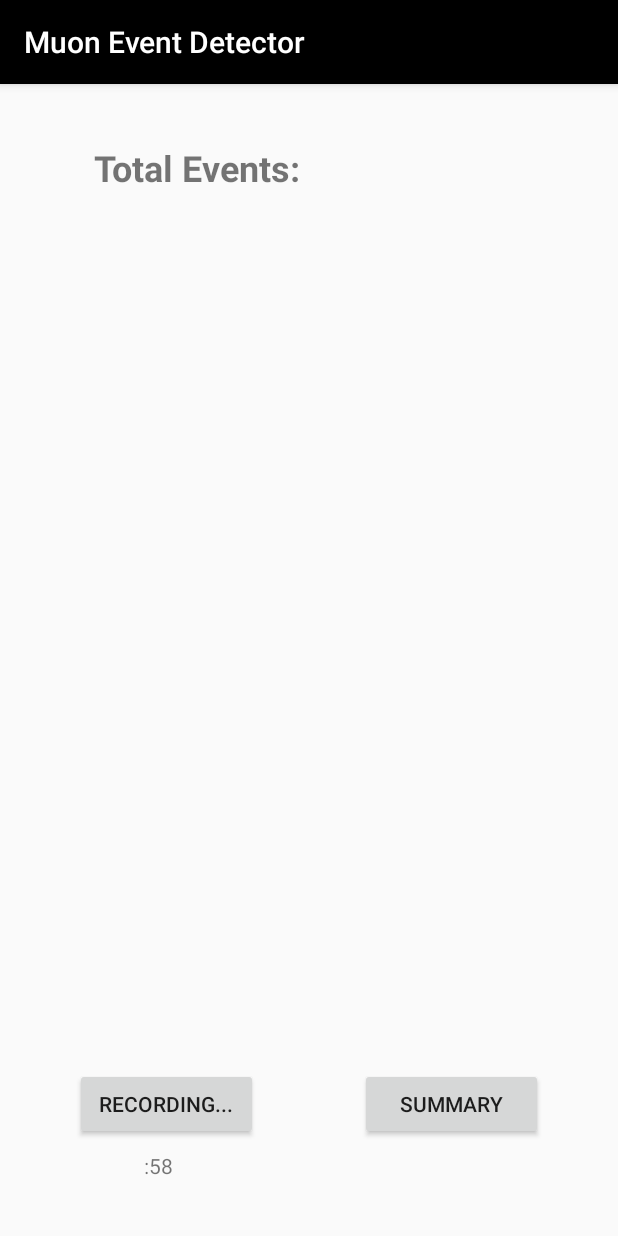
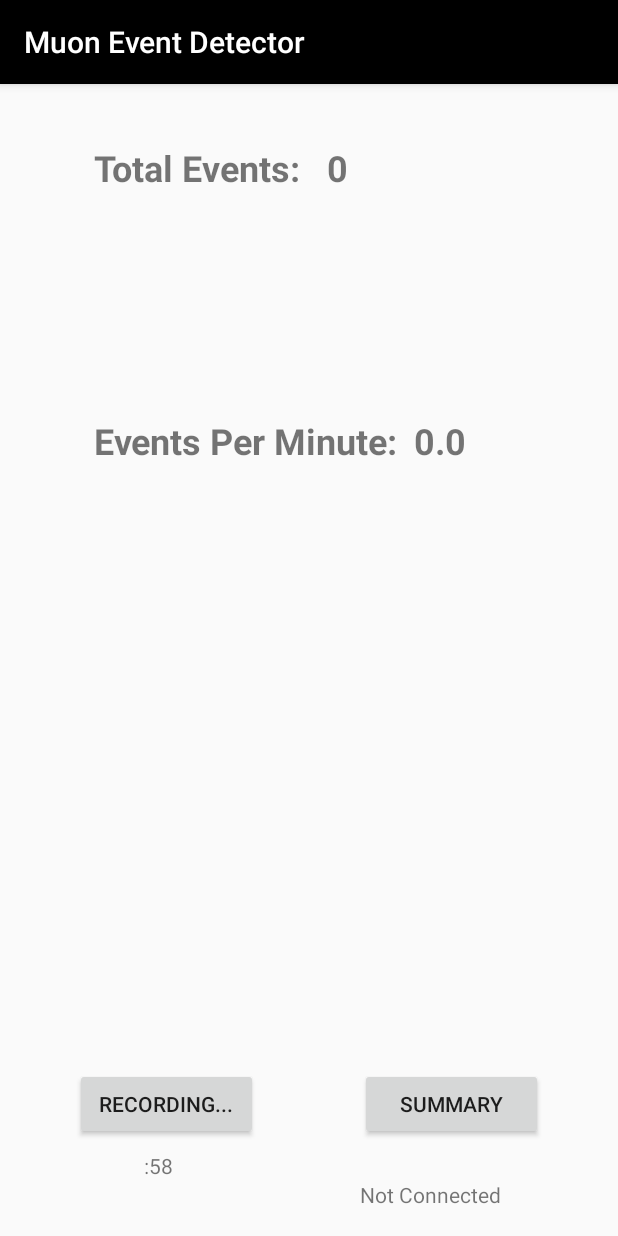
Before and after one commit to q-omar/muonDetector, an Android app: the RecorderScreen screen opened directly, with no data from a screen before it, after a tap on "RECORD", on a phone screen of 412 x 824 dp. Run offline under Robolectric (Android 15) with nearby library versions, the phone set to English and light mode, and no system bars; libraries missing offline, so code that uses them is left out: com.ftdi.j2xx; 4 statements that could not run were skipped.

Commit message:
update latex/android source

```diff
--- a/assignment2/androidsource/MuonDetector/app/build.gradle
+++ b/assignment2/androidsource/MuonDetector/app/build.gradle
@@ -19,11 +19,12 @@ android {
 }
 
 dependencies {
-    implementation fileTree(dir: 'libs', include: ['*.jar'])
+    implementation fileTree(include: ['*.jar'], dir: 'libs')
     implementation 'com.android.support:appcompat-v7:27.1.1'
     implementation 'com.android.support.constraint:constraint-layout:1.1.2'
     testImplementation 'junit:junit:4.12'
     androidTestImplementation 'com.android.support.test:runner:1.0.2'
     androidTestImplementation 'com.android.support.test.espresso:espresso-core:3.0.2'
     implementation 'com.android.support:design:27.1.1'
+    implementation files('src/main/java/com/example/omarqureshi/muondetector/d2xx.jar')
 }
--- a/assignment2/androidsource/MuonDetector/app/src/main/java/com/example/omarqureshi/muondetector/Processor.java
+++ b/assignment2/androidsource/MuonDetector/app/src/main/java/com/example/omarqureshi/muondetector/Processor.java
@@ -1,5 +1,8 @@
 package com.example.omarqureshi.muondetector;
 
+import android.content.Context;
+
+import java.util.Arrays;
 import java.util.Date;
 import java.util.ArrayList;
 import java.util.List;
@@ -7,6 +10,8 @@ import java.util.concurrent.TimeUnit;
 import java.util.Scanner;
 
 public class Processor {
+
+	private UsbDeviceInterface usb;
 
 	private Date startTime;
 	private Date stopTime;
@@ -18,19 +23,40 @@ public class Processor {
 
 	private static final int MAX_EVENTS = 1000; // might need this later
 
-	/**
+    public Processor(Context context) {
+        usb = new UsbDeviceInterface(context);
+    }
+
+    /**
+     * Attempts to connect to the detector.
+     * @return true if connection was successful, false if not
+     */
+    public boolean tryConnection() {
+        String[] connectedDevices = usb.listDevices();
+        String allDevices = Arrays.toString(connectedDevices);
+        if (connectedDevices.length > 0) {
+            usb.initializeConnection(connectedDevices[0]);
+        }
+        return usb.getFTDIConnected();
+    }
+
+    /**
 	 * Gets the number of events that have occurred since recording began.
 	 */
 	public int getEventCount() {
+	    boolean read = usb.getReading();
+	    if (read) {
+            eventCount = usb.getRawData().size();
+        }
 		return eventCount;
 	}
 
 	/**
 	 * Records a new instance of a muon event.
 	 */
-	public void addEvent() {
+	/*public void addEvent() {
 		eventCount++;
-	}
+	} */
 
 	/**
 	 * Called when the user chooses to Start/Stop Recording. Saves the appropriate timestamp
@@ -39,10 +65,12 @@ public class Processor {
 	public void switchRecording() {
 		Date timestamp = new Date();
 		if (isRecording) {
+		    getEventCount();            // Get final number of events
 			stopTime = timestamp;		// Stop recording
 		} else {
 			startTime = timestamp;		// Start recording
 			stopTime = null;
+			usb.getReading();           // Tell device to begin reading
 		}
 		isRecording = !isRecording;		// Toggle recording
 	}
@@ -101,6 +129,9 @@ public class Processor {
 	 */
 	public void clearEvents() {
 		eventCount = 0;
+		if (usb.getFTDIConnected()) {
+			usb.freshReading();
+		}
 	}
 
 }
--- a/assignment2/androidsource/MuonDetector/app/src/main/java/com/example/omarqureshi/muondetector/RecorderScreen.java
+++ b/assignment2/androidsource/MuonDetector/app/src/main/java/com/example/omarqureshi/muondetector/RecorderScreen.java
@@ -1,5 +1,6 @@
 package com.example.omarqureshi.muondetector;
 
+import android.content.Context;
 import android.os.CountDownTimer;
 import android.support.v7.app.AppCompatActivity;
 import android.os.Bundle;
@@ -20,17 +21,20 @@ public class RecorderScreen extends AppCompatActivity {
     private CountDownTimer countDownTimer;
     private long timeRemaining = 60000;
     private boolean timerIsRunning;
-    private Processor processor = new Processor();
+    private Processor processor;
     private TextView eventText;
     private TextView dateText;
     private TextView summaryText;
     private TextView averageText;
     private TextView durationText;
-
+    private TextView connectionText;
+    private TextView eventsMinText;
 
     @Override
     protected void onCreate(Bundle savedInstanceState) {
         super.onCreate(savedInstanceState);
+
+        processor = new Processor(this);
         setContentView(R.layout.activity_recorder_screen);
         setTitle("Muon Event Detector");
 
@@ -40,7 +44,6 @@ public class RecorderScreen extends AppCompatActivity {
             @Override
             public void onClick(View v) {
                 startStop();
-
             }
         });
         clearButton = findViewById(R.id.clearButtonID);
@@ -56,6 +59,20 @@ public class RecorderScreen extends AppCompatActivity {
         summaryText = (TextView) findViewById(R.id.summaryLabelID);
         averageText = (TextView) findViewById(R.id.averageLabelID);
         durationText = (TextView) findViewById(R.id.durationLabelID);
+        eventsMinText = (TextView) findViewById(R.id.eventsMinID2);
+
+        boolean isConnected = processor.tryConnection();
+
+        connectionText = (TextView) findViewById(R.id.connectionLabelID);
+
+        if (isConnected) {
+            connectionText.setText("Connected");
+            connectionText.setVisibility(View.VISIBLE);
+        } else {
+            connectionText.setText("Not Connected");
+            connectionText.setVisibility(View.VISIBLE);
+        }
+
 
     }
 
@@ -69,7 +86,7 @@ public class RecorderScreen extends AppCompatActivity {
     }
 
 
-    public void generateEvent(){
+  /*  public void generateEvent(){
         Random rand = new Random();
         int randomInt = rand.nextInt(4) + 1;
         if (randomInt==1){
@@ -83,8 +100,20 @@ public class RecorderScreen extends AppCompatActivity {
            dateText.setText(fullStamp);
            dateText.setVisibility(View.VISIBLE);
         }
+    } */
+
+    public void updateScreen() {
+        String newEventString = Integer.toString(processor.getEventCount());
+
+        eventText.setText(newEventString);
+        eventText.setVisibility(View.VISIBLE);
+
+        // Update events
+        String newEventsMin = Double.toString(processor.getEventsPerMin());
+        eventsMinText.setText(newEventsMin);
+        eventsMinText.setVisibility(View.VISIBLE);
+
     }
-
 
     public void startTimer(){
         clearButton.setText("Summary");
@@ -99,7 +128,9 @@ public class RecorderScreen extends AppCompatActivity {
             @Override
             public void onTick(long l ) {
                 timeRemaining = l;
-                generateEvent();
+                // generateEvent();
+
+                updateScreen();
                 updateTimer();
             }
 
--- /dev/null
+++ b/assignment2/androidsource/MuonDetector/app/src/main/java/com/example/omarqureshi/muondetector/UsbDeviceInterface.java
@@ -0,0 +1,169 @@
+package com.example.omarqureshi.muondetector;
+
+//Todo: Issue: Repeated calls to initialize only break/undo the FT_Device pointer/connection.
+
+import android.content.Context;
+import android.hardware.usb.UsbManager;
+import android.hardware.usb.UsbDevice;
+import android.util.Log;
+
+import java.util.ArrayList;
+import java.util.HashMap;
+import java.util.Set;
+
+import com.ftdi.j2xx.D2xxManager;
+import com.ftdi.j2xx.FT_Device;
+
+/**
+ * This class mediates the connection and attainment of information from the detector to the rest of the application.
+ */
+public class UsbDeviceInterface {
+
+    private ArrayList<String> rawData = new ArrayList<>();
+    //Associations
+    private Context context;                //Needed to initialize the two associations below.
+    private UsbManager managerDevice;       //Needed for detecting connected USB devices.
+    private FT_Device ftdiDevice;           //Needed for actually processing the incoming USB serial data.
+
+
+    /**
+     * Constructor: Takes in a Context for association only; that's all that is needed.
+     * @param context
+     */
+    public UsbDeviceInterface(Context context) {
+        setContextAndManager(context);
+    }
+
+    /*
+    Getters and Setters.
+     */
+
+    /**
+     * This method initializes the Context association and the UsbManager association.
+     * @param context An instance of Context from Android.
+     */
+    public void setContextAndManager(Context context) {
+        this.context = context;
+        managerDevice = (UsbManager) context.getSystemService(Context.USB_SERVICE);
+    }
+
+    /**
+     * This method returns a deep copy of all the information stored in this class' raw data.
+     * @return returnData: A copy of the rawData in this class.
+     */
+    public ArrayList<String> getRawData() {
+        ArrayList<String> returnData = new ArrayList<>();
+        for (String entry:rawData) {
+            returnData.add(new String(entry));
+        }
+        return returnData;
+    }
+
+    /*
+    Class methods.
+     */
+
+    /**
+     * This method initalizes the connection between the identified Usb device and the Android for serial communication.
+     * Issues: As of current, we cannot call this method on the same String identifier twice, else it doesn't work.
+     * @param deviceID The unique String identifier for a device connected to this Android.
+     */
+    public void initializeConnection(String deviceID) {
+        HashMap<String, UsbDevice> deviceMap = managerDevice.getDeviceList();
+        UsbDevice connectedDevice = deviceMap.get(deviceID);
+        try {
+            D2xxManager ftdiManager = D2xxManager.getInstance(context);
+            ftdiManager.addUsbDevice(connectedDevice);
+            boolean isFTDI = ftdiManager.isFtDevice(connectedDevice);
+            if (isFTDI) {
+                ftdiDevice = ftdiManager.openByUsbDevice(context, connectedDevice);
+            }
+            setArduinoSettings();                   //Todo: Future upgrades to this section, to be able to select the relevant Usb settings manually or something.
+        }
+        catch (Exception errorGettingInstance) {
+            Log.d("Error Happened", errorGettingInstance.getMessage());
+        }
+    }
+
+    /**
+     * This method sets the device settings for a typical Arduino being plugged in.
+     */
+    private void setArduinoSettings() {
+        if (getFTDIConnected()) {
+            ftdiDevice.setBitMode((byte) 0, D2xxManager.FT_BITMODE_RESET);
+            ftdiDevice.setBaudRate(9600);
+            ftdiDevice.setDataCharacteristics(D2xxManager.FT_DATA_BITS_8, D2xxManager.FT_STOP_BITS_1, D2xxManager.FT_PARITY_NONE);
+            ftdiDevice.setFlowControl(D2xxManager.FT_FLOW_NONE, (byte) 0x0b, (byte) 0x0d);
+        }
+    }
+    /**
+     * This method tells you the names of all the devices connected to the Android device. (Gives back their unique String identifier).
+     * @return A String array of the unique string identifiers of all the devices connected to this Android.
+     */
+    public String[] listDevices() {
+        HashMap<String, UsbDevice> deviceMap = managerDevice.getDeviceList();
+        Set<String> connectedUSBs = deviceMap.keySet();
+        String[] listDevices = connectedUSBs.toArray(new String[connectedUSBs.size()]);
+        return listDevices;
+    }
+
+    /**
+     * This method resets the attached devices' data feed and this object's stored raw data, for a fresh reading.
+     */
+    public void newReadings() {
+        getReading();
+        ftdiDevice.resetDevice();
+        rawData = new ArrayList<>();
+    }
+    /**
+     * This method gets readings from the attached USB detector, and splices the incoming data stream to identify each
+     * detection event, before appending the data sequentially in rawData.
+     * @return Whether or not anything was read from the FTDI device.
+     */
+    public Boolean getReading() {
+        if (ftdiDevice == null) {
+            return false;
+        }
+        int bufferSize = ftdiDevice.getQueueStatus();
+        byte[] dataBuffer = new byte[bufferSize];
+        if ((ftdiDevice != null) && (bufferSize>0)) {
+            ftdiDevice.read(dataBuffer, bufferSize);
+            String data = new String(dataBuffer);
+            String readings[] = data.split("\\r?\\n");
+            for (String reading:readings) {
+                rawData.add(reading);
+            }
+            return true;
+        }
+        return false;
+    }
+
+    /**
+     * This method tells you if the attached FTDI device was successfully detected and connected.
+     * Use after the initializeConnection() method.
+     * @return Whether or not this manager is currently connected to a valid FTDI Usb device.
+     */
+    public Boolean getFTDIConnected() {
+        return (ftdiDevice != null);
+    }
+
+    /**
+     * This method tells the object to attain a fresh reading of the data in the USB.
+     * @return gotReading: A boolean on if a reading was successfully attained.
+     */
+    public boolean freshReading() {
+        boolean gotReading;
+        newReadings();
+        gotReading = getReading();
+        return gotReading;
+    }
+
+    /**
+     * This method tells you how many detection events were recorded.
+     * @return The count of muon detection events recorded in rawData.
+     */
+    public int getNumberOfEvents() {
+        return rawData.size();
+    }
+
+}
--- a/assignment2/androidsource/MuonDetector/app/src/main/res/layout/activity_recorder_screen.xml
+++ b/assignment2/androidsource/MuonDetector/app/src/main/res/layout/activity_recorder_screen.xml
@@ -102,4 +102,34 @@
         android:textSize="24sp"
         android:textStyle="bold"
         android:visibility="invisible" />
+
+    <TextView
+        android:id="@+id/connectionLabelID"
+        android:layout_width="wrap_content"
+        android:layout_height="wrap_content"
+        android:layout_alignStart="@+id/clearButtonID"
+        android:layout_below="@+id/timerLabelID"
+        android:layout_marginTop="-37dp"
+        android:text="Test" />
+
+    <TextView
+        android:id="@+id/eventsMinID"
+        android:layout_width="213dp"
+        android:layout_height="wrap_content"
+        android:layout_alignParentTop="true"
+        android:layout_alignStart="@+id/summaryLabelID"
+        android:layout_marginTop="221dp"
+        android:text="Events Per Minute:"
+        android:textSize="24sp"
+        android:textStyle="bold" />
+
+    <TextView
+        android:id="@+id/eventsMinID2"
+        android:layout_width="wrap_content"
+        android:layout_height="wrap_content"
+        android:layout_alignTop="@+id/eventsMinID"
+        android:layout_toEndOf="@+id/eventsMinID"
+        android:textSize="24sp"
+        android:textStyle="bold"
+        android:visibility="invisible" />
 </RelativeLayout>
--- a/assignment2/androidsource/MuonDetector/build.gradle
+++ b/assignment2/androidsource/MuonDetector/build.gradle
@@ -7,7 +7,7 @@ buildscript {
         jcenter()
     }
     dependencies {
-        classpath 'com.android.tools.build:gradle:3.1.2'
+        classpath 'com.android.tools.build:gradle:3.1.3'
 
 
         // NOTE: Do not place your application dependencies here; they belong
```
Also changed, not shown: 13 other files.
